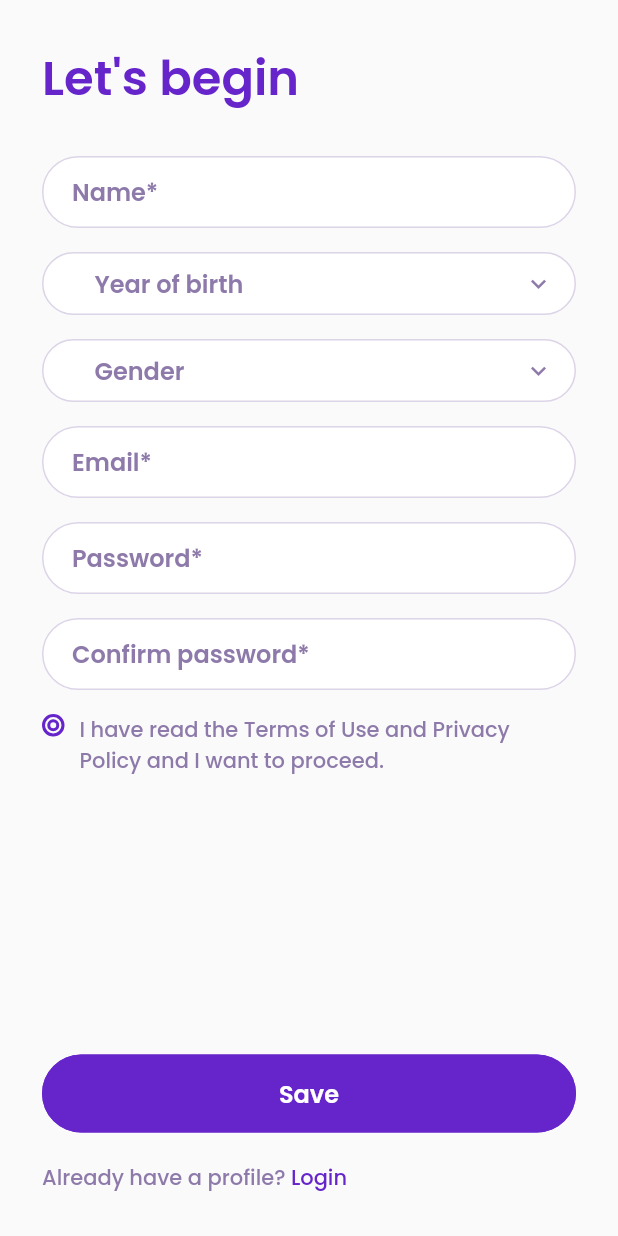
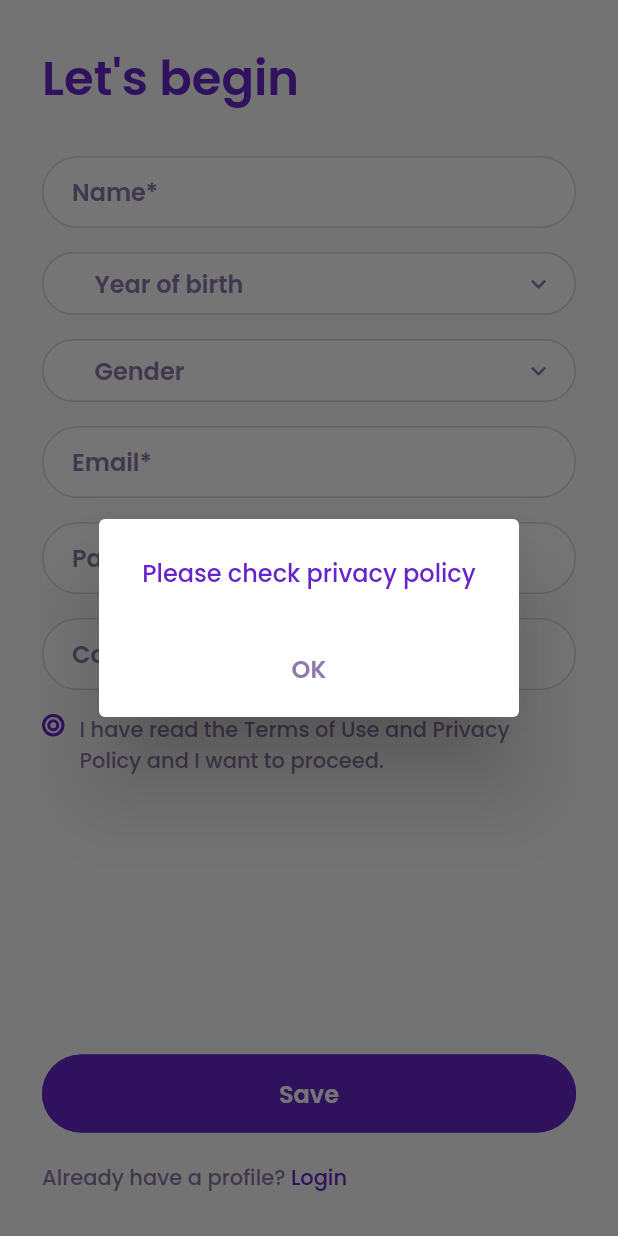
Before and after one commit to boranpek/spark_auth_demo, a Flutter app: the screen it shows after launch, after a tap on "Save", on a phone screen of 412 x 824 dp. Run offline on Flutter 3.47's test engine with Material 2 defaults, Android fonts, the phone set to English and light mode, and no system bars; drawn by our look-alikes of dropdown_button2; our stand-ins replace bloc, cloud_firestore, equatable, firebase_auth, firebase_core, flutter_bloc and 2 more; accounts and stored records are empty.

Commit message:
handle signup errors

```diff
--- a/lib/feature/signup/cubit/signup_cubit.dart
+++ b/lib/feature/signup/cubit/signup_cubit.dart
@@ -6,6 +6,7 @@ import 'package:flutter/material.dart';
 
 import 'package:spark_auth_demo/core/base/cubit/base_cubit.dart';
 import 'package:spark_auth_demo/core/constants/texts/texts.dart';
+import 'package:spark_auth_demo/core/extensions/context_extensions.dart';
 import 'package:spark_auth_demo/feature/auth/model/user_request_model.dart';
 
 import '../../../core/constants/navigation/navigation_constants.dart';
@@ -80,7 +81,6 @@ class SignupCubit extends Cubit<SignupState> with BaseCubit {
     );
     final json = user.toJson();
     await docUser.set(json);
-    signUp();
   }
 
   selectGender({required String gender}) {
@@ -92,11 +92,154 @@ class SignupCubit extends Cubit<SignupState> with BaseCubit {
   }
 
   Future signUp() async {
-    try {
-      await FirebaseAuth.instance.createUserWithEmailAndPassword(
-          email: emailController.text, password: passwordController.text);
-    } on FirebaseAuthException catch (e) {
-      print(e);
+    if (state.isConfirmPasswordChecked &&
+        state.isEmailChecked &&
+        state.isNameChecked &&
+        state.isPasswordChecked &&
+        state.isPrivacyPolicyChecked) {
+      showDialog(
+        context: context!,
+        builder: (ctx) => AlertDialog(
+          title: Text(
+            'Please wait...',
+            textAlign: TextAlign.center,
+            style: context!.textTheme.headline2,
+          ),
+          content: Column(
+            mainAxisSize: MainAxisSize.min,
+            children: [
+              Center(
+                child: CircularProgressIndicator(
+                    color: context!.appColors.primaryColor),
+              ),
+            ],
+          ),
+        ),
+      );
+      try {
+        await FirebaseAuth.instance.createUserWithEmailAndPassword(
+            email: emailController.text, password: passwordController.text);
+        await createUser();
+        Navigator.pop(context!);
+        context!.showSnackBar('User is registered');
+      } on FirebaseAuthException {
+        Navigator.pop(context!);
+        showDialog(
+          context: context!,
+          builder: (ctx) => AlertDialog(
+            title: Text(
+              'Something is wrong',
+              textAlign: TextAlign.center,
+              style: context!.textTheme.headline2,
+            ),
+            actions: <Widget>[
+              Center(
+                child: TextButton(
+                  onPressed: () {
+                    Navigator.of(ctx).pop();
+                  },
+                  child: Text(
+                    'OK',
+                    textAlign: TextAlign.center,
+                    style: context!.textTheme.bodyText1,
+                  ),
+                ),
+              ),
+            ],
+          ),
+        );
+      }
+    } else if (confirmPasswordController.text != passwordController.text) {
+      showDialog(
+        context: context!,
+        builder: (ctx) => AlertDialog(
+          title: Text(
+            'Passwords are not matched',
+            textAlign: TextAlign.center,
+            style: context!.textTheme.headline2,
+          ),
+          actions: <Widget>[
+            Center(
+              child: TextButton(
+                onPressed: () {
+                  Navigator.of(ctx).pop();
+                },
+                child: Text(
+                  'OK',
+                  textAlign: TextAlign.center,
+                  style: context!.textTheme.bodyText1,
+                ),
+              ),
+            ),
+          ],
+        ),
+      );
+    } else if (!state.isPrivacyPolicyChecked) {
+      showDialog(
+        context: context!,
+        builder: (ctx) => AlertDialog(
+          title: Text(
+            'Please check privacy policy',
+            textAlign: TextAlign.center,
+            style: context!.textTheme.headline2,
+          ),
+          actions: <Widget>[
+            Center(
+              child: TextButton(
+                onPressed: () {
+                  Navigator.of(ctx).pop();
+                },
+                child: Text(
+                  'OK',
+                  textAlign: TextAlign.center,
+                  style: context!.textTheme.bodyText1,
+                ),
+              ),
+            ),
+          ],
+        ),
+      );
+    } else {
+      showDialog(
+        context: context!,
+        builder: (ctx) => AlertDialog(
+          title: Text(
+            'Please fill the required fields',
+            textAlign: TextAlign.center,
+            style: context!.textTheme.headline2,
+          ),
+          actions: <Widget>[
+            Center(
+              child: TextButton(
+                onPressed: () {
+                  Navigator.of(ctx).pop();
+                },
+                child: Text(
+                  'OK',
+                  textAlign: TextAlign.center,
+                  style: context!.textTheme.bodyText1,
+                ),
+              ),
+            ),
+          ],
+        ),
+      );
     }
   }
+
+  isEmailChecked(bool isError) {
+    emit(state.copyWith(isEmailChecked: !isError));
+  }
+
+  isPasswordChecked(bool isError) {
+    emit(state.copyWith(isPasswordChecked: !isError));
+  }
+
+  isNameChecked(bool isError) {
+    emit(state.copyWith(isNameChecked: !isError));
+  }
+
+  isConfirmPasswordChecked(bool isError) {
+    emit(state.copyWith(isConfirmPasswordChecked: !isError));
+  }
 }
--- a/lib/feature/signup/cubit/signup_state.dart
+++ b/lib/feature/signup/cubit/signup_state.dart
@@ -4,23 +4,48 @@ class SignupState extends Equatable {
   final bool isPrivacyPolicyChecked;
   final String gender;
   final String birth;
-  const SignupState(
-      {this.isPrivacyPolicyChecked = false,
-      this.gender = 'Other',
-      this.birth = ''});
+  final bool isPasswordChecked;
+  final bool isConfirmPasswordChecked;
+  final bool isEmailChecked;
+  final bool isNameChecked;
+  const SignupState({
+    this.isPrivacyPolicyChecked = false,
+    this.gender = 'Other',
+    this.birth = '',
+    this.isConfirmPasswordChecked = false,
+    this.isEmailChecked = false,
+    this.isNameChecked = false,
+    this.isPasswordChecked = false,
+  });
 
   @override
-  List<Object> get props => [isPrivacyPolicyChecked, gender, birth];
+  List<Object> get props => [
+        isPrivacyPolicyChecked,
+        gender,
+        birth,
+        isConfirmPasswordChecked,
+        isPasswordChecked,
+        isEmailChecked,
+        isNameChecked
+      ];
   SignupState copyWith({
     bool? isPrivacyPolicyChecked,
     String? gender,
     String? birth,
+    bool? isConfirmPasswordChecked,
+    bool? isPasswordChecked,
+    bool? isEmailChecked,
+    bool? isNameChecked,
   }) {
     return SignupState(
       isPrivacyPolicyChecked:
           isPrivacyPolicyChecked ?? this.isPrivacyPolicyChecked,
       gender: gender ?? this.gender,
       birth: birth ?? this.birth,
+      isConfirmPasswordChecked: isConfirmPasswordChecked ?? this.isConfirmPasswordChecked,
+      isEmailChecked: isEmailChecked ?? this.isEmailChecked,
+      isPasswordChecked: isPasswordChecked ?? this.isPasswordChecked,
+      isNameChecked: isNameChecked ?? this.isNameChecked,
     );
   }
 }
```
Also changed, not shown: lib/feature/signup/view/signup_view.dart (+13 -1 lines).
